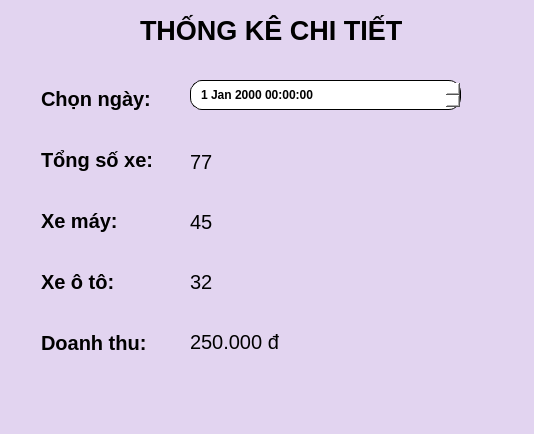
Qt form QLBaiDoXeThongMinh/giaodien/designer/uithong_ke_chi_tiet..ui (hiennguyen2501/project_HeThongQuanLyBaiXeThongMinh) before a commit.
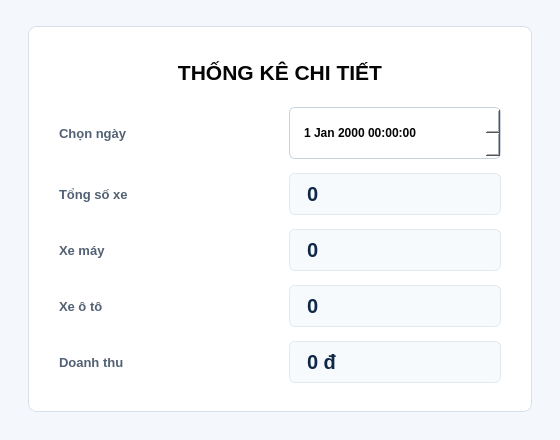
The same form after that commit.

What changed in the file:
```diff
--- a/QLBaiDoXeThongMinh/giaodien/designer/uithong_ke_chi_tiet..ui
+++ b/QLBaiDoXeThongMinh/giaodien/designer/uithong_ke_chi_tiet..ui
@@ -6,242 +6,190 @@
    <rect>
     <x>0</x>
     <y>0</y>
-    <width>534</width>
-    <height>434</height>
+    <width>560</width>
+    <height>440</height>
    </rect>
   </property>
+  <property name="minimumSize">
+   <size>
+    <width>480</width>
+    <height>380</height>
+   </size>
+  </property>
   <property name="windowTitle">
    <string>Dialog</string>
   </property>
   <property name="styleSheet">
-   <string notr="true">background-color: #E2D4F0;     border: 0px solid #8A46D8;     border-radius:12px; </string>
+   <string notr="true">QDialog {
+    background: #F4F7FB;
+    color: #050505;
+    font-family: Arial;
+}
+QFrame#card {
+    background: #FFFFFF;
+    border: 1px solid #D8E0EA;
+    border-radius: 8px;
+}
+QLabel {
+    color: #050505;
+    font-size: 14px;
+}
+QLabel#lbl_title {
+    font-size: 21px;
+    font-weight: 800;
+}
+QLabel#label,
+QLabel#label_2,
+QLabel#label_4,
+QLabel#label_6,
+QLabel#label_8 {
+    color: #526173;
+    font-size: 13px;
+    font-weight: 700;
+}
+QLabel#lbl_tong_xe,
+QLabel#lbl_xe_may,
+QLabel#lbl_xe_oto,
+QLabel#lbl_doanh_thu {
+    color: #0F2847;
+    font-size: 20px;
+    font-weight: 800;
+    padding: 8px 12px;
+    background: #F7FAFC;
+    border: 1px solid #E1E8F0;
+    border-radius: 6px;
+}
+QDateTimeEdit {
+    min-height: 38px;
+    padding: 6px 12px;
+    background: #FFFFFF;
+    border: 1px solid #C8D2DE;
+    border-radius: 6px;
+    color: #050505;
+    font-weight: 700;
+}</string>
   </property>
-  <widget class="QLabel" name="lbl_title">
-   <property name="geometry">
-    <rect>
-     <x>140</x>
-     <y>10</y>
-     <width>291</width>
-     <height>41</height>
-    </rect>
+  <layout class="QVBoxLayout" name="dialogLayout">
+   <property name="leftMargin">
+    <number>28</number>
    </property>
-   <property name="font">
-    <font>
-     <pointsize>20</pointsize>
-     <weight>75</weight>
-     <bold>true</bold>
-    </font>
+   <property name="topMargin">
+    <number>26</number>
    </property>
-   <property name="text">
-    <string>THỐNG KÊ CHI TIẾT</string>
+   <property name="rightMargin">
+    <number>28</number>
    </property>
-  </widget>
-  <widget class="QLabel" name="label">
-   <property name="geometry">
-    <rect>
-     <x>41</x>
-     <y>87</y>
-     <width>114</width>
-     <height>24</height>
-    </rect>
+   <property name="bottomMargin">
+    <number>28</number>
    </property>
-   <property name="font">
-    <font>
-     <pointsize>15</pointsize>
-     <weight>75</weight>
-     <bold>true</bold>
-    </font>
-   </property>
-   <property name="frameShape">
-    <enum>QFrame::NoFrame</enum>
-   </property>
-   <property name="text">
-    <string>Chọn ngày:</string>
-   </property>
-  </widget>
-  <widget class="QDateTimeEdit" name="date_select">
-   <property name="geometry">
-    <rect>
-     <x>190</x>
-     <y>80</y>
-     <width>271</width>
-     <height>30</height>
-    </rect>
-   </property>
-   <property name="font">
-    <font>
-     <weight>75</weight>
-     <bold>true</bold>
-    </font>
-   </property>
-   <property name="styleSheet">
-    <string notr="true">background-color: #FFFFFF;
-    border: 1px solid #000000;
-    border-radius: 12px;
-    padding: 3px 8px;
-    font-weight: bold;
-    min-width: 120px;</string>
-   </property>
-   <property name="maximumTime">
-    <time>
-     <hour>11</hour>
-     <minute>59</minute>
-     <second>59</second>
-    </time>
-   </property>
-  </widget>
-  <widget class="QLabel" name="label_2">
-   <property name="geometry">
-    <rect>
-     <x>41</x>
-     <y>148</y>
-     <width>115</width>
-     <height>24</height>
-    </rect>
-   </property>
-   <property name="font">
-    <font>
-     <pointsize>15</pointsize>
-     <weight>75</weight>
-     <bold>true</bold>
-    </font>
-   </property>
-   <property name="text">
-    <string>Tổng số xe:</string>
-   </property>
-  </widget>
-  <widget class="QLabel" name="lbl_tong_xe">
-   <property name="geometry">
-    <rect>
-     <x>190</x>
-     <y>150</y>
-     <width>22</width>
-     <height>24</height>
-    </rect>
-   </property>
-   <property name="font">
-    <font>
-     <pointsize>15</pointsize>
-    </font>
-   </property>
-   <property name="text">
-    <string>77</string>
-   </property>
-  </widget>
-  <widget class="QLabel" name="label_4">
-   <property name="geometry">
-    <rect>
-     <x>41</x>
-     <y>209</y>
-     <width>82</width>
-     <height>24</height>
-    </rect>
-   </property>
-   <property name="font">
-    <font>
-     <pointsize>15</pointsize>
-     <weight>75</weight>
-     <bold>true</bold>
-    </font>
-   </property>
-   <property name="text">
-    <string>Xe máy:</string>
-   </property>
-  </widget>
-  <widget class="QLabel" name="lbl_xe_may">
-   <property name="geometry">
-    <rect>
-     <x>190</x>
-     <y>210</y>
-     <width>22</width>
-     <height>24</height>
-    </rect>
-   </property>
-   <property name="font">
-    <font>
-     <pointsize>15</pointsize>
-    </font>
-   </property>
-   <property name="text">
-    <string>45</string>
-   </property>
-  </widget>
-  <widget class="QLabel" name="label_6">
-   <property name="geometry">
-    <rect>
-     <x>41</x>
-     <y>270</y>
-     <width>77</width>
-     <height>24</height>
-    </rect>
-   </property>
-   <property name="font">
-    <font>
-     <pointsize>15</pointsize>
-     <weight>75</weight>
-     <bold>true</bold>
-    </font>
-   </property>
-   <property name="text">
-    <string>Xe ô tô:</string>
-   </property>
-  </widget>
-  <widget class="QLabel" name="lbl_xe_oto">
-   <property name="geometry">
-    <rect>
-     <x>190</x>
-     <y>270</y>
-     <width>22</width>
-     <height>24</height>
-    </rect>
-   </property>
-   <property name="font">
-    <font>
-     <pointsize>15</pointsize>
-    </font>
-   </property>
-   <property name="text">
-    <string>32</string>
-   </property>
-  </widget>
-  <widget class="QLabel" name="label_8">
-   <property name="geometry">
-    <rect>
-     <x>41</x>
-     <y>331</y>
-     <width>112</width>
-     <height>24</height>
-    </rect>
-   </property>
-   <property name="font">
-    <font>
-     <pointsize>15</pointsize>
-     <weight>75</weight>
-     <bold>true</bold>
-    </font>
-   </property>
-   <property name="text">
-    <string>Doanh thu:</string>
-   </property>
-  </widget>
-  <widget class="QLabel" name="lbl_doanh_thu">
-   <property name="geometry">
-    <rect>
-     <x>190</x>
-     <y>330</y>
-     <width>89</width>
-     <height>24</height>
-    </rect>
-   </property>
-   <property name="font">
-    <font>
-     <pointsize>15</pointsize>
-    </font>
-   </property>
-   <property name="text">
-    <string>250.000 đ</string>
-   </property>
-  </widget>
+   <item>
+    <widget class="QFrame" name="card">
+     <layout class="QVBoxLayout" name="cardLayout">
+      <property name="leftMargin">
+       <number>30</number>
+      </property>
+      <property name="topMargin">
+       <number>28</number>
+      </property>
+      <property name="rightMargin">
+       <number>30</number>
+      </property>
+      <property name="bottomMargin">
+       <number>28</number>
+      </property>
+      <property name="spacing">
+       <number>18</number>
+      </property>
+      <item>
+       <widget class="QLabel" name="lbl_title">
+        <property name="text">
+         <string>THỐNG KÊ CHI TIẾT</string>
+        </property>
+        <property name="alignment">
+         <set>Qt::AlignCenter</set>
+        </property>
+       </widget>
+      </item>
+      <item>
+       <layout class="QGridLayout" name="statsGrid">
+        <property name="horizontalSpacing">
+         <number>18</number>
+        </property>
+        <property name="verticalSpacing">
+         <number>14</number>
+        </property>
+        <item row="0" column="0">
+         <widget class="QLabel" name="label">
+          <property name="text">
+           <string>Chọn ngày</string>
+          </property>
+         </widget>
+        </item>
+        <item row="0" column="1">
+         <widget class="QDateTimeEdit" name="date_select"/>
+        </item>
+        <item row="1" column="0">
+         <widget class="QLabel" name="label_2">
+          <property name="text">
+           <string>Tổng số xe</string>
+          </property>
+         </widget>
+        </item>
+        <item row="1" column="1">
+         <widget class="QLabel" name="lbl_tong_xe">
+          <property name="text">
+           <string>0</string>
+          </property>
+         </widget>
+        </item>
+        <item row="2" column="0">
+         <widget class="QLabel" name="label_4">
+          <property name="text">
+           <string>Xe máy</string>
+          </property>
+         </widget>
+        </item>
+        <item row="2" column="1">
+         <widget class="QLabel" name="lbl_xe_may">
+          <property name="text">
+           <string>0</string>
+          </property>
+         </widget>
+        </item>
+        <item row="3" column="0">
+         <widget class="QLabel" name="label_6">
+          <property name="text">
+           <string>Xe ô tô</string>
+          </property>
+         </widget>
+        </item>
+        <item row="3" column="1">
+         <widget class="QLabel" name="lbl_xe_oto">
+          <property name="text">
+           <string>0</string>
+          </property>
+         </widget>
+        </item>
+        <item row="4" column="0">
+         <widget class="QLabel" name="label_8">
+          <property name="text">
+           <string>Doanh thu</string>
+          </property>
+         </widget>
+        </item>
+        <item row="4" column="1">
+         <widget class="QLabel" name="lbl_doanh_thu">
+          <property name="text">
+           <string>0 đ</string>
+          </property>
+         </widget>
+        </item>
+       </layout>
+      </item>
+     </layout>
+    </widget>
+   </item>
+  </layout>
  </widget>
  <resources/>
  <connections/>
```
Left out of the diff: 2 changed lines with no effect on the pictures.
